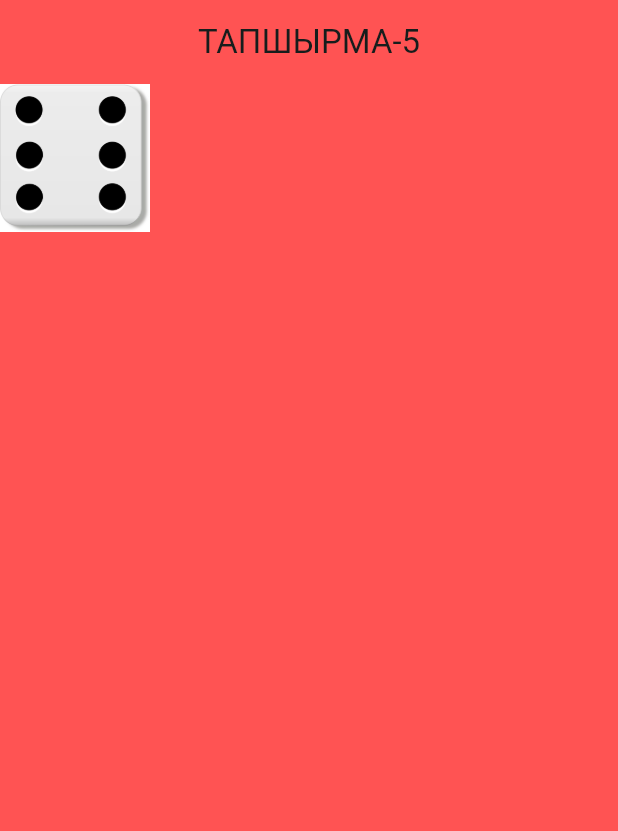
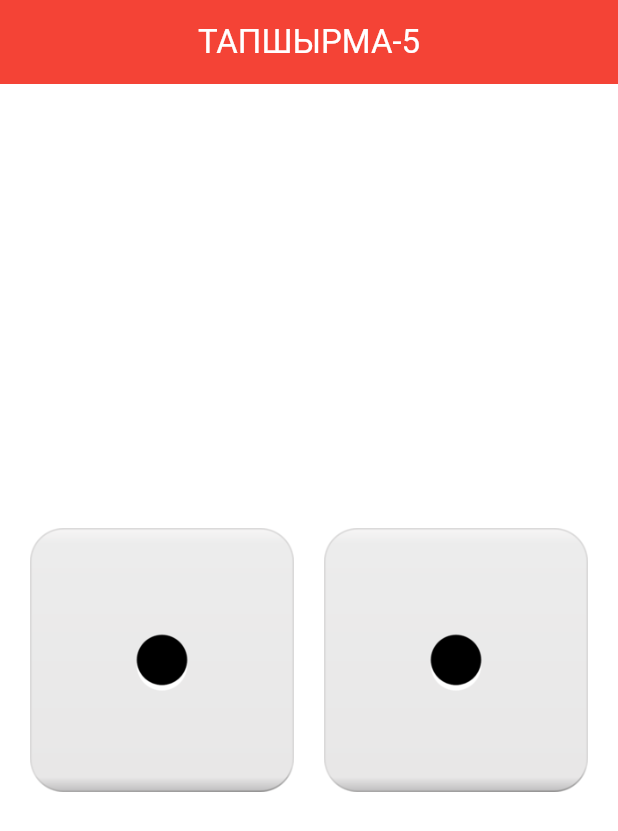
Before and after one commit to Maxon2024/dice_app_2024, a Flutter app: the screen it shows after launch, on a phone screen of 412 x 824 dp. Shown: the top 831 px of the screen. Run offline on Flutter 3.47's test engine with Material 3 defaults, Android fonts, the phone set to English and light mode, and no system bars.

Commit message:
Изменил

```diff
--- a/lib/app/app.dart
+++ b/lib/app/app.dart
@@ -14,6 +14,6 @@ class MyApp extends StatelessWidget {
           colorScheme: ColorScheme.fromSeed(seedColor: Colors.teal),
           useMaterial3: true,
         ),
-        home: const HomePage());
+        home: HomePage());
   }
 }
--- a/lib/pages/home_page.dart
+++ b/lib/pages/home_page.dart
@@ -1,24 +1,66 @@
+import 'dart:math';
+
 import 'package:flutter/material.dart';
 
-class HomePage extends StatelessWidget {
+class HomePage extends StatefulWidget {
   const HomePage({super.key});
+
+  @override
+  State<HomePage> createState() => _HomePageState();
+}
+
+class _HomePageState extends State<HomePage> {
+  int one = 1;
+  int two = 1;
 
   @override
   Widget build(BuildContext context) {
     return Scaffold(
-      backgroundColor: Color(0xffFF5353),
+      backgroundColor: Colors.white,
       appBar: AppBar(
-        backgroundColor: Color(0xffFF5353),
-        title: Text('ТАПШЫРМА-5'),
+        backgroundColor: Colors.red,
+        title: Text(
+          'ТАПШЫРМА-5',
+          style: TextStyle(color: Colors.white),
+        ),
         centerTitle: true,
       ),
-      body: Row(
-        children: [
-          Image.asset(
-            'assets/images/dice 6.jpg',
-            width: 100,
-          )
-        ],
+      body: Center(
+        child: Padding(
+          padding: const EdgeInsets.symmetric(horizontal: 20),
+          child: Row(
+            mainAxisAlignment: MainAxisAlignment.center,
+            children: [
+              Expanded(
+                child: GestureDetector(
+                  onTap: () {
+                    setState(() {
+                      one = Random().nextInt(5) + 1;
+                    });
+                  },
+                  child: Image.asset(
+                    'assets/images/dice $one.jpg',
+                    //width: 150,
+                  ),
+                ),
+              ),
+              const SizedBox(width: 20),
+              Expanded(
+                child: GestureDetector(
+                  onTap: () {
+                    setState(() {
+                      two = Random().nextInt(5) + 1;
+                    });
+                  },
+                  child: Image.asset(
+                    'assets/images/dice $two.jpg',
+                    //width: 150,
+                  ),
+                ),
+              ),
+            ],
+          ),
+        ),
       ),
     );
   }
```
Also changed, not shown: assets/images/dice 1.jpg (added), assets/images/dice1.jpeg (deleted).
